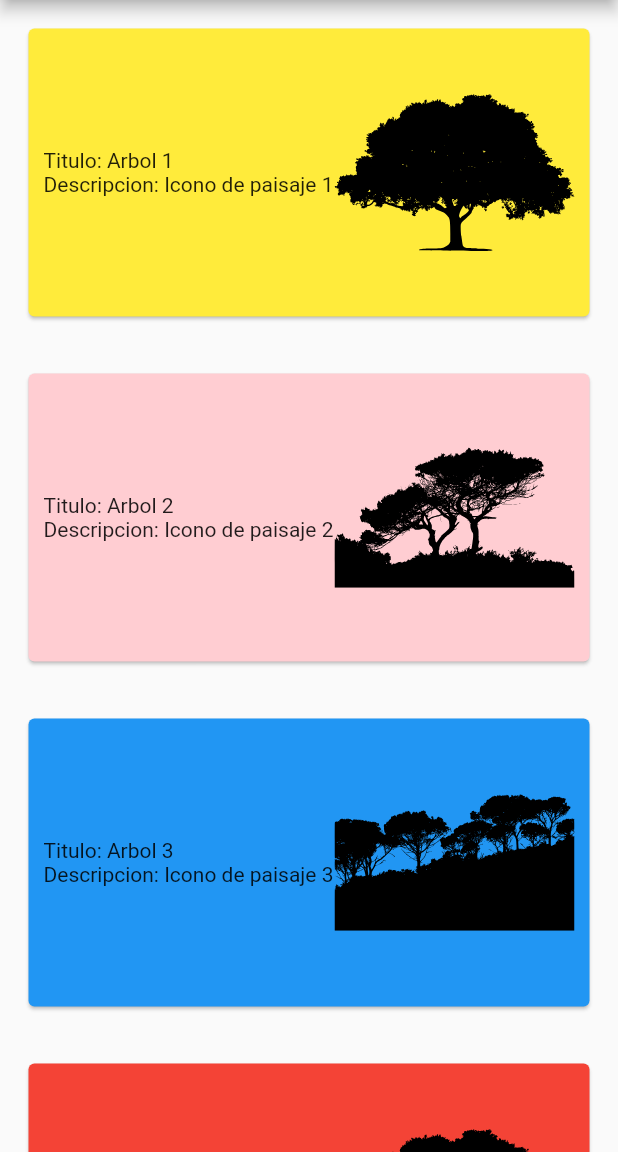
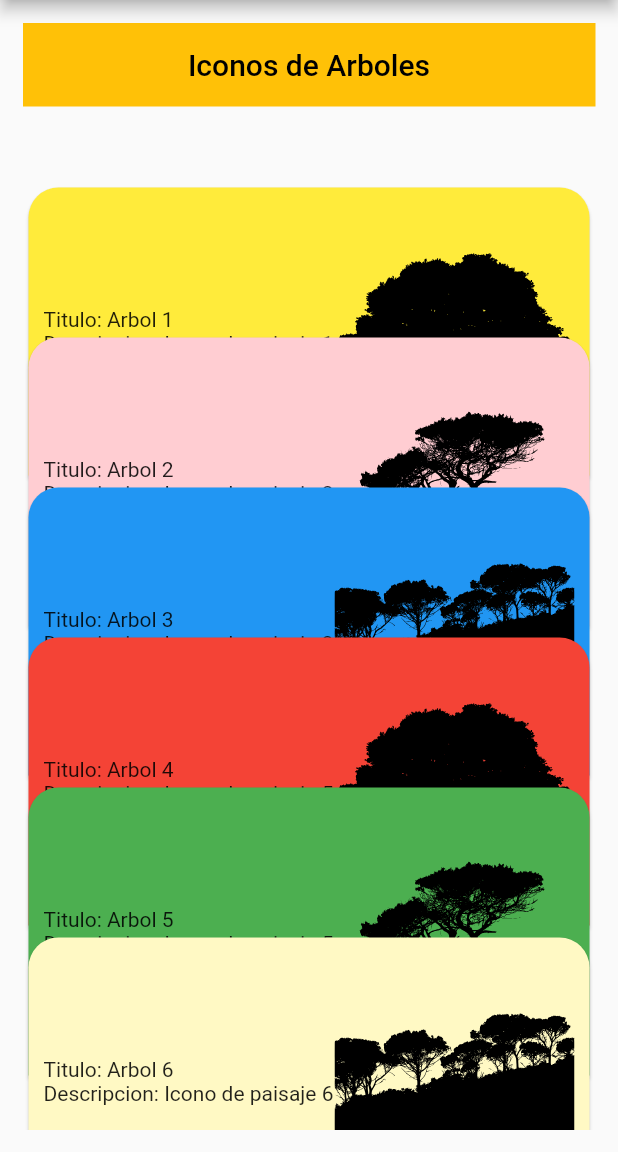
Before and after one commit to DavidEMV1622/Animations_flutter, a Flutter app: the AnimationsList screen opened directly, on a phone screen of 412 x 824 dp, the part 84-1236 px from its top. Run offline on Flutter 3.47's test engine with Material 2 defaults, Android fonts, the light colour scheme and no system bars; our stand-ins replace flutter_svg.

Commit message:
Terminado la lista animada

```diff
--- a/lib/src/transform_animation/list_animations.dart
+++ b/lib/src/transform_animation/list_animations.dart
@@ -40,22 +40,72 @@ class _AnimationsListState extends State<AnimationsList> {
         title: Text("Animations List"),
       ),
 
-      body: CustomScrollView(
+      body: Padding(
+        padding: const EdgeInsets.all(15.0),
+        child: CustomScrollView(
           controller: scrollController,
 
           slivers: <Widget>[
+            const SliverAppBar(
+              automaticallyImplyLeading: false, // Elimina el boton de flecha
+              title: Center(child: Text("Iconos de Arboles", style: TextStyle(color: Colors.black, ),)),
+              pinned: true, // "true" se queda fijo el appBar al hacer scroll, "false" lo contrario
+              backgroundColor: Colors.amber,
+              elevation: 0,
+            ),
+
+            const SliverToBoxAdapter(
+              child: SizedBox(
+                height: 100,
+              ),
+            ),
+
             SliverList(delegate: SliverChildBuilderDelegate((context, index) {
               final card = constructorImages[index];
-            final cardPosition = index * sizeCards; // Obtiene la posición actual del primer card
-            final difference = scrollController.offset - cardPosition;
-            if (difference == 0) print(difference);
+              /* Se divide entre 1.25 para tomar en cuenta las cards que estan encima del otro
+              se saca multiplicando el espacio del heightFactor (0.8) por el valor aproximado (1.25)
+              y el resultado tiene que dar 1, si no, es posible que la animacion del scroll se adelante (r > 1)
+              o se retrase (r < 1) (OTRA FORMA 1)*/
+              //final cardPositionOffset = index * sizeCards / 1.25; // Obtiene la posición actual del primer card
 
-            return Padding(
-              padding: const EdgeInsets.all(15.0),
+              /* Se multiplica el ancho de las cards (sizeCards) por 0.5 que es el espacio que se
+              abarca cada card en uno encima del otro con el heightFacto para que no se adelante
+              ni se retrase la animacion al hacer el scroll (OTRA FORMA 2) */
+              final cardPositionOffset = index * (sizeCards * 0.5);
+              final difference = scrollController.offset - cardPositionOffset;
+              if (index == 0) print("Valor de diferencia entre cada card = $difference");
+              //final percent = 1 - (difference / (sizeCards / 1.25));
+              final percent = 1 - (difference / (sizeCards * 0.5));
+              if (index == 0) print("Valor de interpolacion = $percent");
+
+              /* Condicion para que se cumpla la condicion del Opacity
+              opacity >= 0.0 && opacity <= 1.0 is not true
+              Y definir la interpolación entre 0 y 1*/
+              double value = percent;
+              if (percent < 0.0) value = 0.0;
+              if (percent > 1.0) value = 1.0;
+
+
+              return Align(
+                heightFactor: 0.5,
                 child: SizedBox(
                   height: sizeCards,
 
+                  child: Opacity(
+                    opacity: value,
+
+                    child: Transform(
+                      transform: Matrix4.identity()
+                        ..scale(value, 1.0)
+                        ,
+                        alignment: Alignment.center,
                       child: Card(
+                        shape: const RoundedRectangleBorder(
+                          borderRadius: BorderRadius.only(
+                            topLeft: Radius.circular(20.0),
+                            topRight: Radius.circular(20.0),
+                          ),
+                        ),
                         color: card.colorBase,
 
                         child: Padding(
@@ -75,10 +125,13 @@ class _AnimationsListState extends State<AnimationsList> {
                         ),
                       ),
                     ),
+                  ),
+                ),
               );
             }, childCount: constructorImages.length))
           ],
         ),
+      ),
     );
   }
 }
```
Lines whose indentation alone changed are shown as unchanged.
